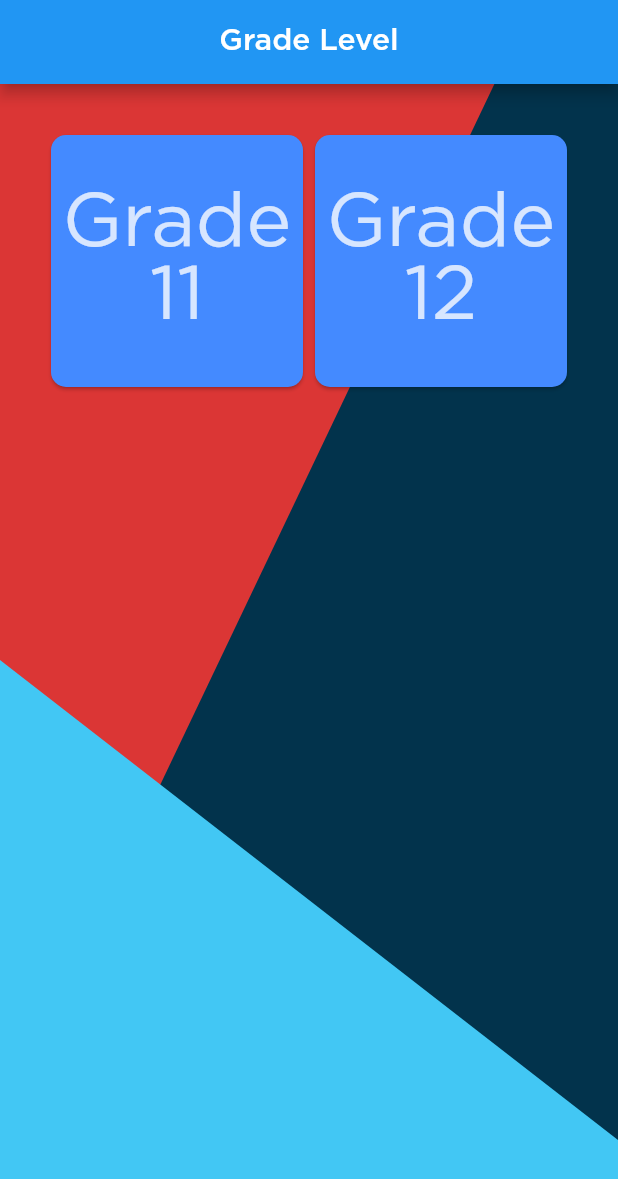
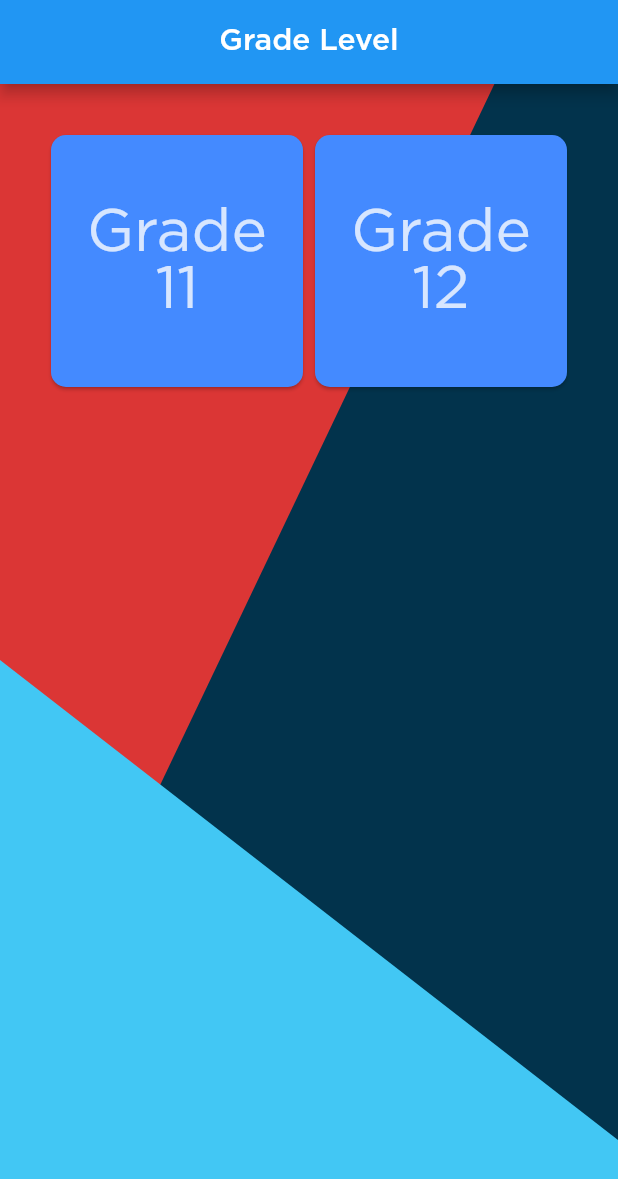
Before and after one commit to Pipaolo/CIIT_SSC_Registration, a Flutter app: the screen it shows after launch, on a phone screen of 412 x 824 dp. Shown: the top 1179 px of the screen. Run offline on Flutter 3.47's test engine with Material 2 defaults, Android fonts, the phone set to English and light mode, and no system bars; our stand-ins replace flutter_spinkit, googleapis_auth; missing offline and left inert: googleapis; key blocks and very long unbroken strings in the code were emptied for the run.

Commit message:
Fix Font not Displaying for IOS
Signed-off-by: Pipaolo <mastastah8975@gmail.com>

```diff
--- a/lib/IntroPage.dart
+++ b/lib/IntroPage.dart
@@ -66,15 +66,19 @@ class _IntroPageState extends State<IntroPage> {
                               },
                               child: Center(
                                 child: FittedBox(
-                                    fit: BoxFit.contain,
+                                  fit: (Theme
+                                      .of(context)
+                                      .platform == TargetPlatform.iOS) ? BoxFit
+                                      .contain : BoxFit.contain,
                                   child: Text(
                                     sections[position],
                                     textAlign: TextAlign.center,
                                     style: TextStyle(
-                                          fontSize: 80,
+                                        fontSize: 40,
                                         color: Colors.white.withAlpha(200)),
                                   ),
-                                  )),
+                                ),
+                              ),
                             ),
                           ),
                         );
```
Also changed, not shown: lib/SectionPage.dart (+6 -2 lines). Lines whose indentation alone changed are shown as unchanged.
